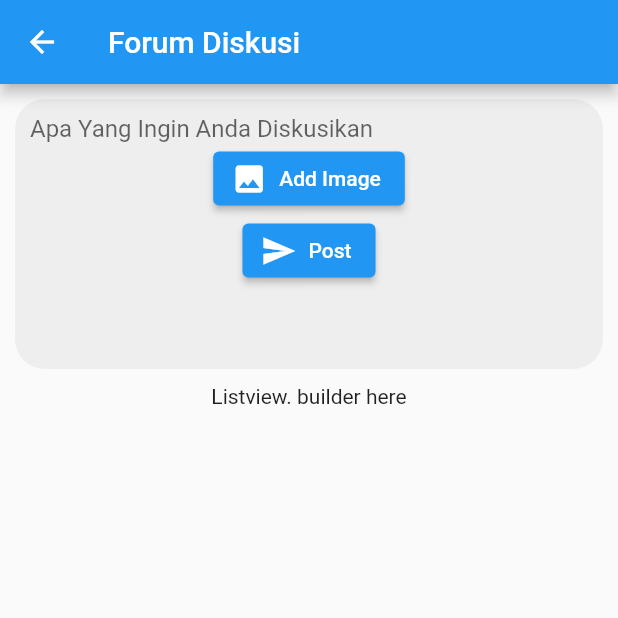
After one commit to fikriabdullah/ihya-flutter, a Flutter app: the dashboardGuru screen opened by its route, after a tap on "Forum Diskusi", on a phone screen of 412 x 824 dp, the top half of it. The commit adds this screen. Run offline on Flutter 3.47's test engine with Material 2 defaults, Android fonts, the phone set to English and light mode, and no system bars; our stand-ins replace cloud_firestore, firebase_auth, firebase_core; accounts and stored records are empty.

Commit message:
forum diskusi main thread upload done

```diff
--- a/lib/main.dart
+++ b/lib/main.dart
@@ -1,6 +1,8 @@
 import 'package:flutter/material.dart';
 import 'package:ihya_flutter_new/pages/bacaAyat.dart';
 import 'package:ihya_flutter_new/pages/baca_quran.dart';
+import 'package:ihya_flutter_new/pages/forumComment.dart';
+import 'package:ihya_flutter_new/pages/forumPost.dart';
 import 'package:ihya_flutter_new/pages/login.dart';
 import 'package:ihya_flutter_new/pages/splashScreen.dart';
 import 'package:ihya_flutter_new/pages/dashboardGuru.dart';
@@ -23,7 +25,9 @@ void main() async {
       '/register' : (context) => register(),
       '/dashboardGuru': (context) => dashboardGuru(),
       '/bacaQuran' : (context) => bacaQuran(),
-      '/bacaAyat' : (context) => bacaAyat()
+      '/bacaAyat' : (context) => bacaAyat(),
+      '/forumDiskusi': (context) => forumPost(),
+      '/forumComment' : (context) => forumComent()
     },
   ));
 }
--- /dev/null
+++ b/lib/models/forumPost.dart
@@ -0,0 +1,31 @@
+import 'package:cloud_firestore/cloud_firestore.dart';
+
+class forumPostModel{
+  String postContent;
+  String? photoUri;
+  String dateTime;
+  String uid;
+  //Location location;
+
+forumPostModel({required this.dateTime, required this.photoUri, required this.uid, required this.postContent});
+
+factory forumPostModel.fromFirestore(DocumentSnapshot<Map<String, dynamic>> snapshot, SnapshotOptions? options){
+  final data = snapshot.data();
+  return forumPostModel(
+      dateTime: data? ['dateTime'],
+      photoUri: data? ['photoUri'],
+      uid: data? ['username'],
+      postContent: data? ['postContent']
+  );
+}
+
+Map<String, dynamic> toFirestore(){
+  return{
+    'dateTime' : dateTime,
+    'photoUri' : photoUri,
+    'userName' : uid,
+    'postContent' : postContent
+  };
+}
+
+}
--- /dev/null
+++ b/lib/models/materi.dart
@@ -0,0 +1,3 @@
+class Materi{
+
+}
--- a/lib/pages/baca_quran.dart
+++ b/lib/pages/baca_quran.dart
@@ -20,7 +20,7 @@ class _bacaQuranState extends State<bacaQuran> {
     List namaSurat = ModalRoute.of(context)!.settings.arguments as List;
     return Scaffold(
       appBar: AppBar(
-        title: Text("Baca Al'quran"),
+        title: Center(child: Text("Baca Al'quran")),
         backgroundColor: Colors.blue,
       ),
       body: ListView.builder(
--- a/lib/pages/dashboardGuru.dart
+++ b/lib/pages/dashboardGuru.dart
@@ -42,6 +42,7 @@ class _dashboardGuruState extends State<dashboardGuru> {
                 height: double.infinity,
                 width: double.infinity,
                 child: Wrap(
+
                   children: [
                     GestureDetector(
                       onTap : (){
@@ -52,6 +53,18 @@ class _dashboardGuruState extends State<dashboardGuru> {
                         child: Padding(
                           padding: const EdgeInsets.all(8.0),
                           child: Text("Baca Qur'an"),
+                        ),
+                      ),
+                    ),
+                    GestureDetector(
+                      onTap : (){
+                        Navigator.pushNamed(context, '/forumDiskusi');
+                      },
+                      child: Card(
+                        margin : EdgeInsets.all(20),
+                        child: Padding(
+                          padding: const EdgeInsets.all(8.0),
+                          child: Text("Forum Diskusi"),
                         ),
                       ),
                     )
--- /dev/null
+++ b/lib/pages/forumPost.dart
@@ -0,0 +1,77 @@
+import 'package:flutter/material.dart';
+import 'package:ihya_flutter_new/services/firestore.dart';
+class forumPost extends StatefulWidget {
+  const forumPost({Key? key}) : super(key: key);
+
+  @override
+  State<forumPost> createState() => _forumPostState();
+}
+
+class _forumPostState extends State<forumPost> {
+  String _postValue = "";
+  final _formKey = GlobalKey<FormState>();
+  @override
+  Widget build(BuildContext context) {
+    return Scaffold(
+      appBar: AppBar(
+        title: Text("Forum Diskusi"),
+      ),
+      body: Column(
+        children: [
+          Container(
+            height: 200,
+            width: double.infinity,
+            child: Container(
+              padding: EdgeInsets.all(10),
+              decoration: BoxDecoration(
+                borderRadius: BorderRadius.all(Radius.circular(20)),
+                color: Colors.grey[200]
+              ),
+              margin: EdgeInsets.symmetric(horizontal: 10, vertical: 10),
+              height: 200,
+                width: double.infinity,
+                child: Form(
+                  key: _formKey,
+                  child: SizedBox(
+                    width: double.infinity,
+                    child: Column(
+                      children: [
+                        TextFormField(
+                          onChanged: (String value){
+                            setState(() {
+                              _postValue = value;
+                            });
+                          },
+                          keyboardType: TextInputType.multiline,
+                          maxLines: null,
+                          validator: (value) => value == null || value.length == 0 ? "Please Fill the Form Above Before Pressing 'Send' Button" : null,
+                          decoration: InputDecoration.collapsed(
+                             hintText: "Apa Yang Ingin Anda Diskusikan"
+                          ),
+                        ),
+                        ElevatedButton.icon(
+                            onPressed: (){},
+                            icon: Icon(Icons.image),
+                            label: Text("Add Image"),
+                        ),
+                        ElevatedButton.icon(
+                            onPressed: ()async{
+                              if(_formKey.currentState!.validate()){
+                                dynamic result = await firestoreService().pushForumtoFSDb(null, "username", _postValue);
+                                print(result);
+                              }
+                            },//send to firestore forum collection,
+                            icon: Icon(Icons.send),
+                            label: Text("Post"))
+                      ],
+                    ),
+                  )
+                ),
+            ),
+          ),
+          Text("Listview. builder here")
+        ],
+      ),
+    );
+  }
+}
--- a/lib/pages/login.dart
+++ b/lib/pages/login.dart
@@ -18,9 +18,6 @@ class _loginState extends State<login> {
   bool sharedPref = true;
   String _email = "";
   String _password ="";
-
-  static const snackBar = SnackBar(content: Text("User Not Available"));
-
   authService auth = authService();
 
   @override
@@ -40,7 +37,7 @@ class _loginState extends State<login> {
             ),
             child: Container(
               height: 700,
-              width: 800,
+              width: double.infinity,
               margin: EdgeInsets.only(top: 300.0),
               decoration: BoxDecoration(
                 borderRadius: BorderRadius.only(
--- a/lib/services/auth.dart
+++ b/lib/services/auth.dart
@@ -52,4 +52,8 @@ class authService {
   Future signOut()async{
 
   }
+
+  Future setUsername()async{
+
+  }
 }
--- a/pubspec.yaml
+++ b/pubspec.yaml
@@ -43,6 +43,7 @@ dependencies:
   firebase_database: ^9.1.6
   shared_preferences: ^2.0.15
   html: ^0.15.0
+  intl: ^0.17.0
 
 dev_dependencies:
   flutter_test:
```
Also changed, not shown: lib/pages/bacaAyat.dart (+15 -6 lines), lib/pages/forumComment.dart (added, +14 -0 lines), lib/services/firestore.dart (+13 -1 lines), pubspec.lock.
